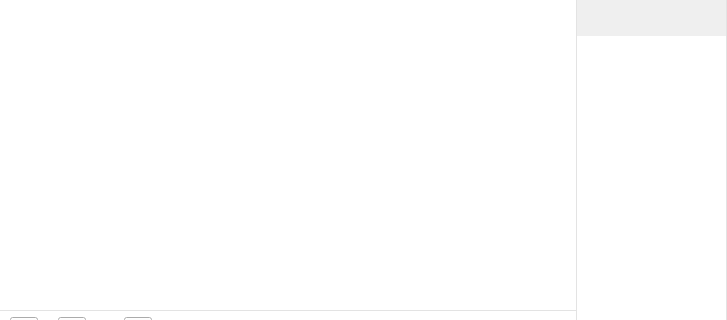
Before: the Qt Designer form SoftTerminal/forms/STChatDetail.ui in sunpu/softterminal, drawn with Qt 5; both pictures show x 0 to 727 and y 0 to 320 of the 727 by 590 pixel window.
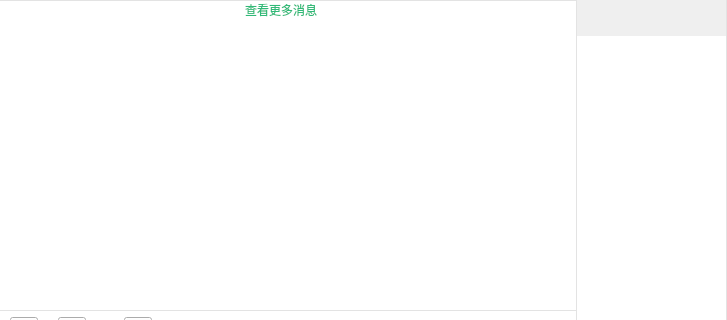
After: the same form once the commit is applied. Icons and pictures are not drawn.

Commit message: 1 增加历史记录查看；2 时间显示格式；3 完善消息气泡；4 头像存储TODO。

What changed in the file:
```diff
--- a/SoftTerminal/forms/STChatDetail.ui
+++ b/SoftTerminal/forms/STChatDetail.ui
@@ -93,7 +93,7 @@
       <property name="styleSheet">
        <string notr="true">QWidget#widTop{border-top: 1px solid #e3e3e3;background-color: rgb(255, 255, 255);}</string>
       </property>
-      <layout class="QVBoxLayout" name="verticalLayout_3" stretch="0">
+      <layout class="QVBoxLayout" name="verticalLayout_3">
        <property name="spacing">
         <number>0</number>
        </property>
@@ -109,6 +109,101 @@
        <property name="bottomMargin">
         <number>0</number>
        </property>
+       <item>
+        <widget class="QWidget" name="widLoadMore" native="true">
+         <property name="styleSheet">
+          <string notr="true">QWidget#widLoadMore {border:0px;border-right: 1px solid #e3e3e3;}</string>
+         </property>
+         <layout class="QHBoxLayout" name="horizontalLayout_8">
+          <property name="spacing">
+           <number>0</number>
+          </property>
+          <property name="leftMargin">
+           <number>0</number>
+          </property>
+          <property name="topMargin">
+           <number>0</number>
+          </property>
+          <property name="rightMargin">
+           <number>0</number>
+          </property>
+          <property name="bottomMargin">
+           <number>0</number>
+          </property>
+          <item>
+           <spacer name="horizontalSpacer_3">
+            <property name="orientation">
+             <enum>Qt::Horizontal</enum>
+            </property>
+            <property name="sizeHint" stdset="0">
+             <size>
+              <width>242</width>
+              <height>20</height>
+             </size>
+            </property>
+           </spacer>
+          </item>
+          <item>
+           <widget class="QPushButton" name="pbLoadMore">
+            <property name="styleSheet">
+             <string notr="true">
+
+QPushButton {
+	color: #30ba78;
+	font:9pt &quot;微软雅黑&quot;;
+    background-repeat:no-repeat;
+    border:none;
+}
+QPushButton:hover:!pressed {
+	color: #6dcea0;
+}</string>
+            </property>
+            <property name="text">
+             <string>查看更多消息</string>
+            </property>
+            <property name="flat">
+             <bool>true</bool>
+            </property>
+           </widget>
+          </item>
+          <item>
+           <widget class="QLabel" name="lblLoad">
+            <property name="minimumSize">
+             <size>
+              <width>16</width>
+              <height>16</height>
+             </size>
+            </property>
+            <property name="maximumSize">
+             <size>
+              <width>16</width>
+              <height>16</height>
+             </size>
+            </property>
+            <property name="styleSheet">
+             <string notr="true"/>
+            </property>
+            <property name="text">
+             <string/>
+            </property>
+           </widget>
+          </item>
+          <item>
+           <spacer name="horizontalSpacer_4">
+            <property name="orientation">
+             <enum>Qt::Horizontal</enum>
+            </property>
+            <property name="sizeHint" stdset="0">
+             <size>
+              <width>241</width>
+              <height>20</height>
+             </size>
+            </property>
+           </spacer>
+          </item>
+         </layout>
+        </widget>
+       </item>
        <item>
         <widget class="QListWidget" name="lwChatRecordList">
          <property name="focusPolicy">
```
Left out of the diff: 15 changed lines with no effect on the pictures. The commit also changes 27 other files.
